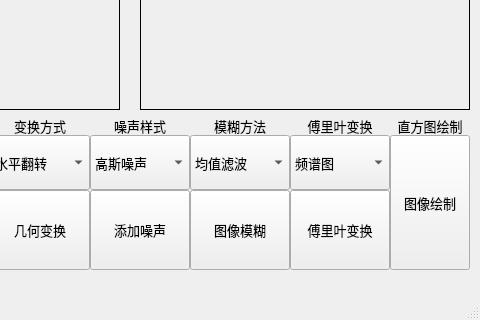
Humble-Engineer/Img_processor, file MainWindow.ui: the form before one commit; both pictures show x 220 to 700 and y 250 to 570 of the 700 by 570 pixel window.
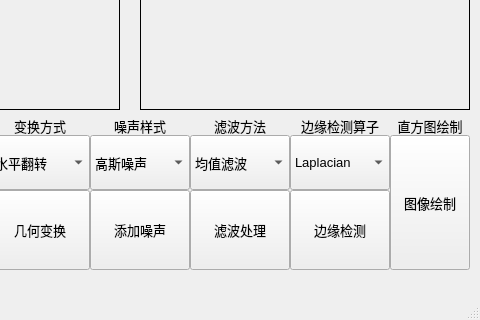
The form after the commit.

Commit message: 添加滤波算法和边缘检测方法

```diff
--- a/MainWindow.ui
+++ b/MainWindow.ui
@@ -314,7 +314,7 @@
      </rect>
     </property>
     <property name="text">
-     <string>图像模糊</string>
+     <string>滤波处理</string>
     </property>
    </widget>
    <widget class="QLabel" name="label_5">
@@ -327,7 +327,7 @@
      </rect>
     </property>
     <property name="text">
-     <string>模糊方法</string>
+     <string>滤波方法</string>
     </property>
     <property name="alignment">
      <set>Qt::AlignmentFlag::AlignCenter</set>
@@ -392,7 +392,7 @@
      </rect>
     </property>
     <property name="text">
-     <string>傅里叶变换</string>
+     <string>边缘检测算子</string>
     </property>
     <property name="alignment">
      <set>Qt::AlignmentFlag::AlignCenter</set>
@@ -409,7 +409,7 @@
     </property>
     <item>
      <property name="text">
-      <string>频谱图</string>
+      <string>Laplacian</string>
      </property>
     </item>
     <item>
@@ -433,7 +433,7 @@
      </rect>
     </property>
     <property name="text">
-     <string>傅里叶变换</string>
+     <string>边缘检测</string>
     </property>
    </widget>
    <widget class="QPushButton" name="draw_button">
```
Left out of the diff: 8 changed lines with no effect on the pictures. The commit also changes 2 other files.
